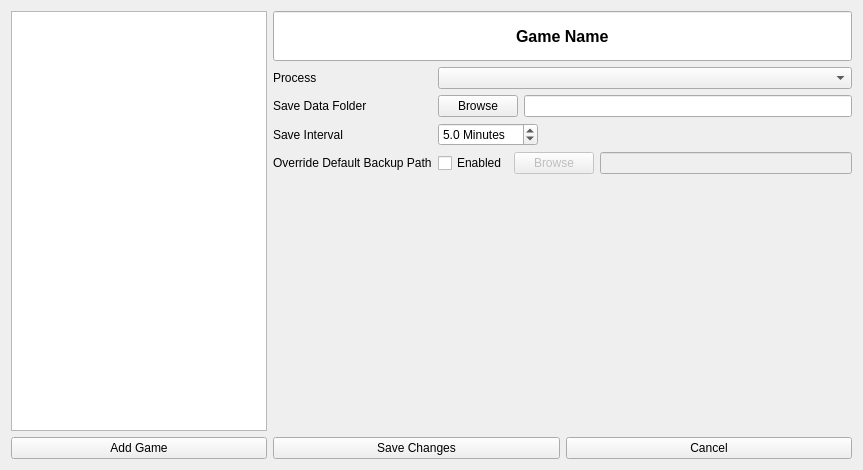
This is GeneralBackupTool/mainwindow.ui in chucklay/Gener as Qt 5 draws it before an edit. The edited form follows.
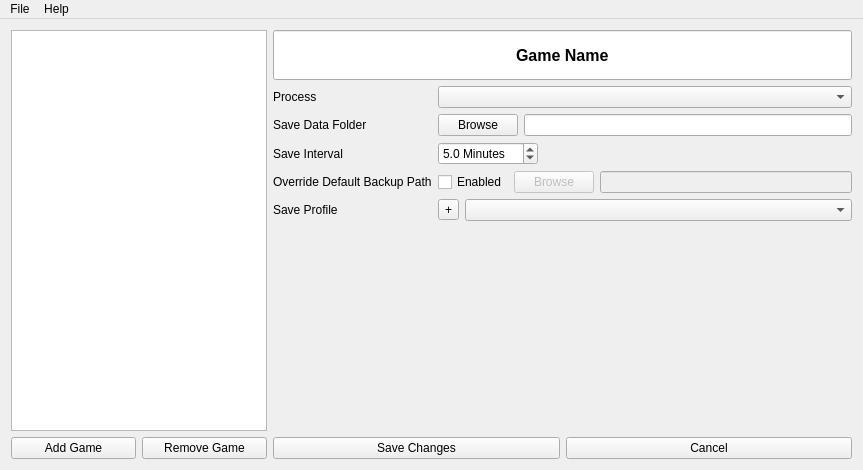
This is the edited form.

Commit message: Use Boost library for serialization, add profile selector

Patch:
```diff
--- a/GeneralBackupTool/mainwindow.ui
+++ b/GeneralBackupTool/mainwindow.ui
@@ -44,6 +44,13 @@
             </property>
            </widget>
           </item>
+          <item>
+           <widget class="QPushButton" name="remove_game_button">
+            <property name="text">
+             <string>Remove Game</string>
+            </property>
+           </widget>
+          </item>
          </layout>
         </item>
        </layout>
@@ -131,6 +138,9 @@
             <property name="decimals">
              <number>1</number>
             </property>
+            <property name="minimum">
+             <double>1.000000000000000</double>
+            </property>
             <property name="singleStep">
              <double>0.100000000000000</double>
             </property>
@@ -174,6 +184,27 @@
             </item>
            </layout>
           </item>
+          <item row="5" column="0">
+           <widget class="QLabel" name="profile_label">
+            <property name="text">
+             <string>Save Profile</string>
+            </property>
+           </widget>
+          </item>
+          <item row="5" column="1">
+           <layout class="QHBoxLayout" name="horizontalLayout_6">
+            <item>
+             <widget class="QToolButton" name="add_profile_button">
+              <property name="text">
+               <string>+</string>
+              </property>
+             </widget>
+            </item>
+            <item>
+             <widget class="QComboBox" name="profile_select_box"/>
+            </item>
+           </layout>
+          </item>
          </layout>
         </item>
         <item>
@@ -215,6 +246,21 @@
      <height>20</height>
     </rect>
    </property>
+   <widget class="QMenu" name="menuFile">
+    <property name="title">
+     <string>File</string>
+    </property>
+    <addaction name="actionSettings"/>
+    <addaction name="actionExit"/>
+   </widget>
+   <widget class="QMenu" name="menuHelp">
+    <property name="title">
+     <string>Help</string>
+    </property>
+    <addaction name="actionAbout"/>
+   </widget>
+   <addaction name="menuFile"/>
+   <addaction name="menuHelp"/>
   </widget>
  </widget>
  <layoutdefault spacing="6" margin="11"/>
```
Left out of the diff: 17 changed lines with no effect on the pictures. The commit also changes 9 other files.
